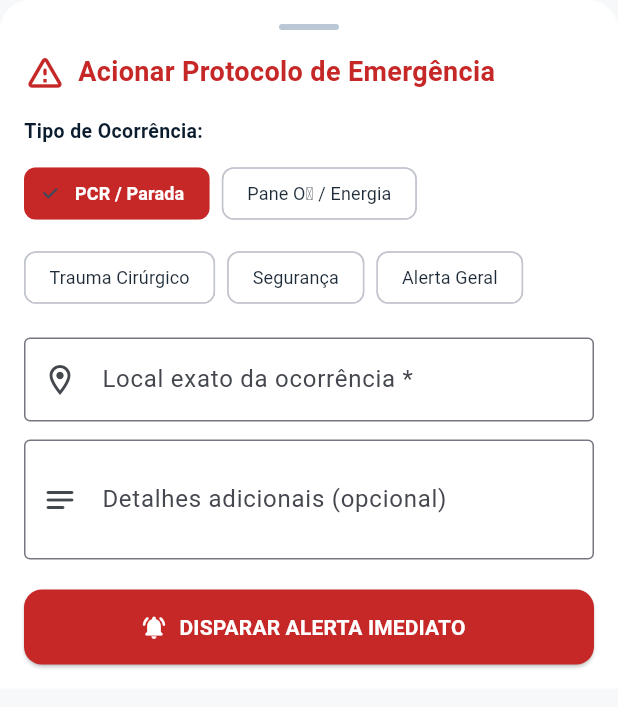
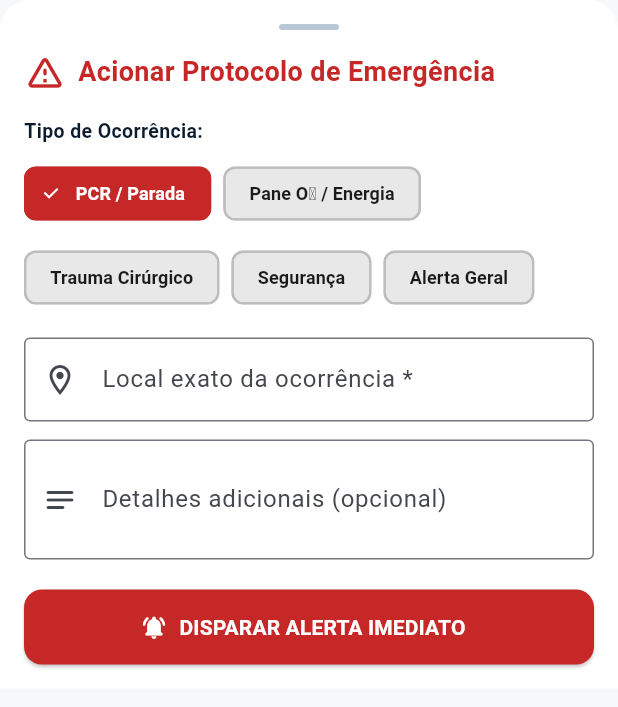
Before and after one commit to tecnicorikardo/conecta-saude, a Flutter app: the _TriggerEmergencySheet widget shown alone on an empty page, opened directly, on a phone screen of 412 x 824 dp. Shown: the top 707 px of the screen. Run offline on Flutter 3.47's test engine with Material 3 defaults, Android fonts, the phone set to English and light mode, and no system bars; our stand-ins replace audioplayers, dartz, dio, equatable, firebase_auth, firebase_core and 5 more; missing offline and left inert: dart:js_interop, record; accounts and stored records are empty; network calls fail.

Commit message:
fix(emergency): corrigir visibilidade dos botoes de tipo de ocorrencia

```diff
--- a/app/lib/features/emergency/presentation/pages/emergency_page.dart
+++ b/app/lib/features/emergency/presentation/pages/emergency_page.dart
@@ -635,10 +635,16 @@ class _TriggerEmergencySheetState extends ConsumerState<_TriggerEmergencySheet>
                   label: Text(type.shortLabel),
                   selected: isSelected,
                   selectedColor: AppColors.emergency,
+                  backgroundColor: const Color(0xFFE8E8E8),
+                  checkmarkColor: Colors.white,
                   labelStyle: TextStyle(
-                    color: isSelected ? Colors.white : AppColors.neutral800,
-                    fontWeight: isSelected ? FontWeight.bold : FontWeight.normal,
+                    color: isSelected ? Colors.white : const Color(0xFF1A1A1A),
+                    fontWeight: isSelected ? FontWeight.bold : FontWeight.w600,
                     fontSize: 12,
+                  ),
+                  side: BorderSide(
+                    color: isSelected ? AppColors.emergency : const Color(0xFFBDBDBD),
+                    width: 1.5,
                   ),
                   onSelected: (_) => setState(() => _selectedType = type),
                 );
```
